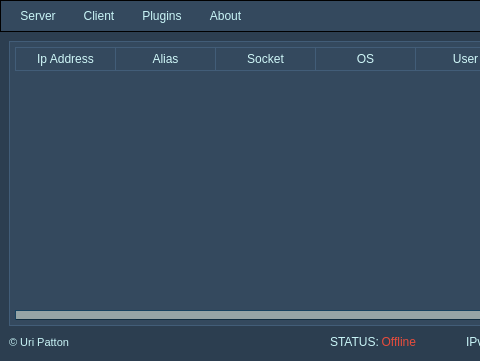
Before: the Qt Designer form source/gui.ui in 5l1v3r1/Moderat, drawn with Qt 5; both pictures show x 0 to 480 and y 0 to 361 of the 794 by 361 pixel window.
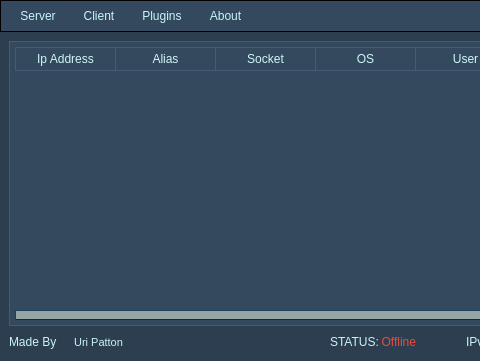
After: the same form once the commit is applied. Icons and pictures are not drawn.

Diff of the .ui file:
```diff
--- a/source/gui.ui
+++ b/source/gui.ui
@@ -256,6 +256,23 @@
         <property name="spacing">
          <number>2</number>
         </property>
+        <item>
+         <widget class="QLabel" name="label">
+          <property name="text">
+           <string>Made By </string>
+          </property>
+         </widget>
+        </item>
+        <item>
+         <widget class="QLabel" name="creditFlagLabel">
+          <property name="text">
+           <string/>
+          </property>
+          <property name="pixmap">
+           <pixmap resource="res.qrc">:/icons/assets/flags/ge.png</pixmap>
+          </property>
+         </widget>
+        </item>
         <item>
          <widget class="QLabel" name="creditLabel">
           <property name="maximumSize">
@@ -277,7 +294,7 @@
            <string notr="true">font: 8pt &quot;MS Shell Dlg 2&quot;;</string>
           </property>
           <property name="text">
-           <string>© Uri Patton</string>
+           <string> Uri Patton</string>
           </property>
           <property name="alignment">
            <set>Qt::AlignCenter</set>
```
